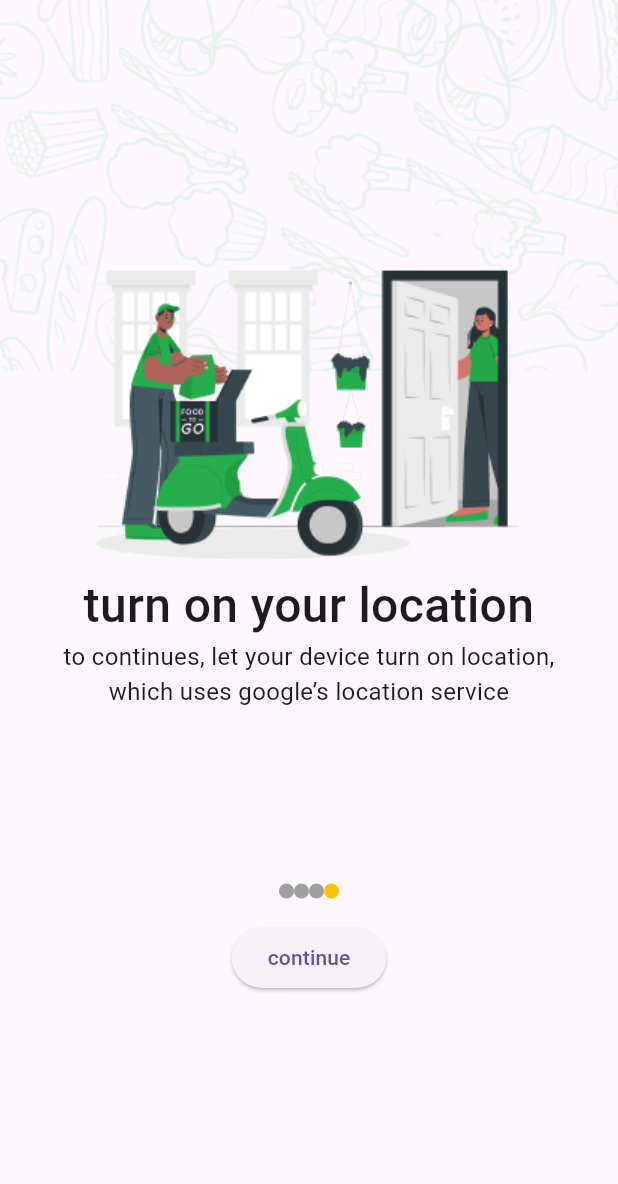
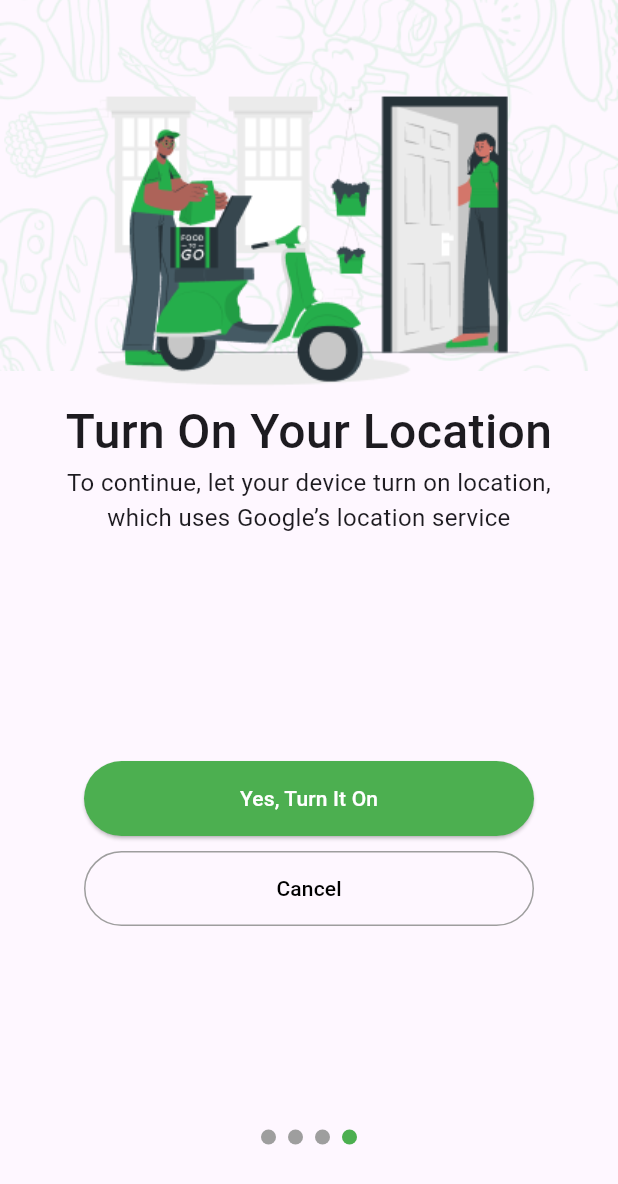
Before and after one commit to saifbataineh/food_tek, a Flutter app: the screen it shows after launch, swiped to page 4, on a phone screen of 412 x 824 dp. Shown: the top 1184 px of the screen. Run offline on Flutter 3.47's test engine with Material 3 defaults, Android fonts, the phone set to English and light mode, and no system bars; our stand-ins replace flutter_bloc, shared_preferences.

Commit message:
add tow button

```diff
--- a/lib/features/onboarding/onboarding_screen.dart
+++ b/lib/features/onboarding/onboarding_screen.dart
@@ -16,11 +16,9 @@ class _OnboardingScreenState extends State<OnboardingScreen> {
     final width = MediaQuery.sizeOf(context).width;
     final height = MediaQuery.sizeOf(context).height;
     return Scaffold(
-        body: Container(
-      width: double.infinity,
-      height: double.infinity,
-      child: Stack(
+      body: Stack(
         children: [
+          // خلفية الشاشة العلوية
           Container(
             height: 0.3 * height,
             width: width,
@@ -52,32 +50,96 @@ class _OnboardingScreenState extends State<OnboardingScreen> {
                       OnboardingWidget(
                           title: "get delivery on time",
                           subTitle:
-                                  "order your favorite food within the plam of your hand and the zone of your comfort",
+                              "order your favorite food within the palm of your hand and the zone of your comfort",
                           image: AppImageStrings.onBoarding2),
                       OnboardingWidget(
                           title: "choose your food",
                           subTitle:
-                                  "order your favorite food within the plam of your hand and the zone of your comfort",
+                              "order your favorite food within the palm of your hand and the zone of your comfort",
                           image: AppImageStrings.onBoarding3),
                       OnboardingWidget(
-                              title: "turn on your location",
+                        title: "Turn On Your Location",
                         subTitle:
-                                  "to continues, let your device turn on location, which uses google’s location service",
-                              image: AppImageStrings.onBoadring4),
+                            "To continue, let your device turn on location, which uses Google’s location service",
+                        image: AppImageStrings.onBoadring4,
+                      ),
                     ],
-                      )),
+                  ),
+                ),
+                SizedBox(height: 50,),
+                if (currentIndex == 3)
+                  Column(
+                    children: [
+                      SizedBox(
+                        width: 300,
+                        child: ElevatedButton(
+                          onPressed: () {
+
+                          },
+                          style: ElevatedButton.styleFrom(
+                            backgroundColor: Colors.green,
+                            padding: EdgeInsets.symmetric(vertical: 15),
+                          ),
+                          child: Text(
+                            "Yes, Turn It On",
+                            style: TextStyle(color: Colors.white),
+                          ),
+                        ),
+                      ),
+                      SizedBox(height: 10),
+                      SizedBox(
+                        width: 300,
+                        child: OutlinedButton(
+                          onPressed: () {
+
+                          },
+                          style: OutlinedButton.styleFrom(
+                            padding: EdgeInsets.symmetric(vertical: 15),
+                            side: BorderSide(color: Colors.grey),
+                          ),
+                          child: Text(
+                            "Cancel",
+                            style: TextStyle(color: Colors.black),
+                          ),
+                        ),
+                      ),
+                    ],
+                  )
+                else
+                  SizedBox(
+                    height: 30,
+                    width: 300,
+
+                    child: ElevatedButton(
+                      onPressed: () {
+                        pageController.nextPage(
+                          duration: Duration(milliseconds: 500),
+                          curve: Curves.easeInOut,
+                        );
+                      },
+                      style: ElevatedButton.styleFrom(
+                        backgroundColor: Colors.green,
+                      ),
+                      child: Text(
+                        'Continue',
+                        style: TextStyle(color: Colors.white),
+                      ),
+                    ),
+                  ),
+                  SizedBox(height: 120,),
                   SizedBox(
                   height: height * 0.05,
                   width: double.infinity,
                   child: Center(
-                      child: ListView.builder(
-                        scrollDirection: Axis.horizontal,
-                        shrinkWrap: true,
-                        itemCount: 4,
-                        itemBuilder: (context, index) => Container(
+                    child: Row(
+                      mainAxisAlignment: MainAxisAlignment.center,
+                      children: List.generate(
+                        4,
+                        (index) => Container(
+                          margin: EdgeInsets.symmetric(horizontal: 4),
                           decoration: BoxDecoration(
                             color: index == currentIndex
-                                ? Colors.amber
+                                ? Colors.green
                                 : Colors.grey,
                             shape: BoxShape.circle,
                           ),
@@ -87,32 +149,12 @@ class _OnboardingScreenState extends State<OnboardingScreen> {
                       ),
                     ),
                   ),
-                  ElevatedButton(
-                      onPressed: () {
-                        pageController.nextPage(
-                            duration: Duration(milliseconds: 500),
-                            curve: Curves.easeInOut);
-                      },
-                      child: Text('continue'))
-                ],
-              )
-              /* Column(
-                children: [
-                  SizedBox(
-                    height: height * 0.15,
-                  ),
-                  OnboardingWidget(
-                    image: AppImageStrings.onBoadring1,
-                    title: "welcome to sahlah",
-                    subTitle:
-                        'enjoy a fast and smooth food delivery at your doorstep',
                 ),
               ],
             ),
-              */
           ),
         ],
       ),
-    ));
+    );
   }
 }
--- a/lib/features/onboarding/widgets/onboarding_widget.dart
+++ b/lib/features/onboarding/widgets/onboarding_widget.dart
@@ -8,10 +8,12 @@ class OnboardingWidget extends StatelessWidget {
     required this.title,
     required this.subTitle,
     required this.image,
+    this.btn,
   });
   final String title;
   final String subTitle;
   final String image;
+   final Widget? btn;
 
   @override
   Widget build(BuildContext context) {
@@ -19,7 +21,6 @@ class OnboardingWidget extends StatelessWidget {
       children: [
         Image.asset(
           image,
-
         ),
         Text(
           title,
@@ -44,7 +45,8 @@ class OnboardingWidget extends StatelessWidget {
                 Color(0xff25AE4B),
                 Color(0xff0F481F),
               ])),
-        )
+        ),
+       // ElevatedButton(onPressed: () {}, child: Text('continue'))
       ],
     );
   }
```
Lines whose indentation alone changed are shown as unchanged.
